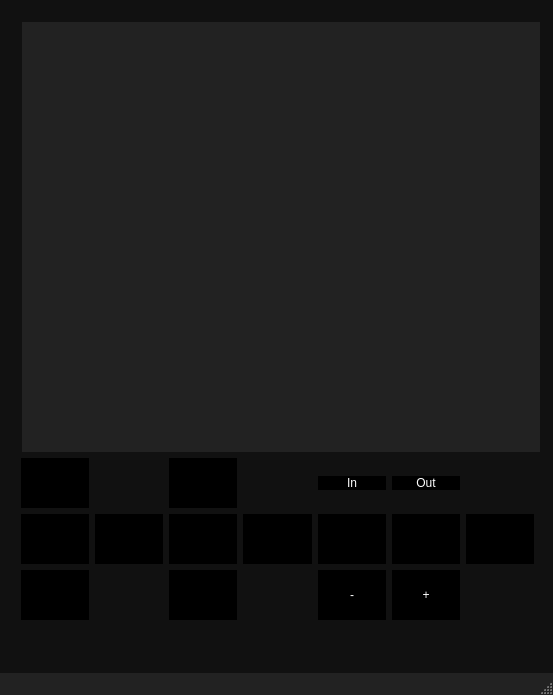
Before: the Qt Designer form mainwindow.ui in klangobjekte/CameraRemote, drawn with Qt 5.
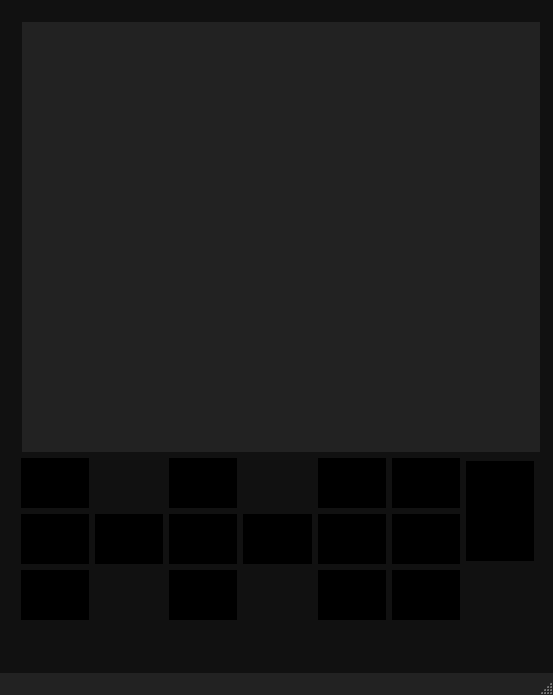
After: the same form once the commit is applied. Icons and pictures are not drawn.

The edit to the form file:
```diff
--- a/mainwindow.ui
+++ b/mainwindow.ui
@@ -1131,46 +1131,6 @@
        </property>
       </widget>
      </item>
-     <item row="2" column="6">
-      <widget class="QPushButton" name="takePicturePushButton">
-       <property name="sizePolicy">
-        <sizepolicy hsizetype="Expanding" vsizetype="Maximum">
-         <horstretch>0</horstretch>
-         <verstretch>0</verstretch>
-        </sizepolicy>
-       </property>
-       <property name="minimumSize">
-        <size>
-         <width>0</width>
-         <height>50</height>
-        </size>
-       </property>
-       <property name="maximumSize">
-        <size>
-         <width>16777215</width>
-         <height>100</height>
-        </size>
-       </property>
-       <property name="font">
-        <font>
-         <family>Lucida Grande,Lucida,Verdana,sans-serif</family>
-         <kerning>false</kerning>
-        </font>
-       </property>
-       <property name="styleSheet">
-        <string notr="true">default.qss</string>
-       </property>
-       <property name="text">
-        <string/>
-       </property>
-       <property name="iconSize">
-        <size>
-         <width>52</width>
-         <height>22</height>
-        </size>
-       </property>
-      </widget>
-     </item>
      <item row="3" column="5">
       <widget class="QPushButton" name="nextPushButton">
        <property name="sizePolicy">
@@ -1192,7 +1152,7 @@
         </size>
        </property>
        <property name="text">
-        <string>+</string>
+        <string/>
        </property>
       </widget>
      </item>
@@ -1217,7 +1177,7 @@
         </size>
        </property>
        <property name="text">
-        <string>-</string>
+        <string/>
        </property>
       </widget>
      </item>
@@ -1283,17 +1243,81 @@
        </property>
       </widget>
      </item>
-     <item row="1" column="4">
-      <widget class="QPushButton" name="manualFocusInPushButton">
+     <item row="1" column="6" rowspan="2">
+      <widget class="QPushButton" name="takePicturePushButton">
+       <property name="sizePolicy">
+        <sizepolicy hsizetype="Expanding" vsizetype="Maximum">
+         <horstretch>0</horstretch>
+         <verstretch>0</verstretch>
+        </sizepolicy>
+       </property>
+       <property name="minimumSize">
+        <size>
+         <width>0</width>
+         <height>50</height>
+        </size>
+       </property>
+       <property name="maximumSize">
+        <size>
+         <width>16777215</width>
+         <height>100</height>
+        </size>
+       </property>
+       <property name="font">
+        <font>
+         <family>Lucida Grande,Lucida,Verdana,sans-serif</family>
+         <kerning>false</kerning>
+        </font>
+       </property>
+       <property name="styleSheet">
+        <string notr="true">default.qss</string>
+       </property>
        <property name="text">
-        <string>In</string>
+        <string/>
+       </property>
+       <property name="iconSize">
+        <size>
+         <width>52</width>
+         <height>22</height>
+        </size>
        </property>
       </widget>
      </item>
      <item row="1" column="5">
+      <widget class="QPushButton" name="manualFocusInPushButton">
+       <property name="sizePolicy">
+        <sizepolicy hsizetype="Expanding" vsizetype="Maximum">
+         <horstretch>0</horstretch>
+         <verstretch>0</verstretch>
+        </sizepolicy>
+       </property>
+       <property name="minimumSize">
+        <size>
+         <width>0</width>
+         <height>50</height>
+        </size>
+       </property>
+       <property name="text">
+        <string/>
+       </property>
+      </widget>
+     </item>
+     <item row="1" column="4">
       <widget class="QPushButton" name="manualFocusOutPushButton">
+       <property name="sizePolicy">
+        <sizepolicy hsizetype="Expanding" vsizetype="Maximum">
+         <horstretch>0</horstretch>
+         <verstretch>0</verstretch>
+        </sizepolicy>
+       </property>
+       <property name="minimumSize">
+        <size>
+         <width>0</width>
+         <height>50</height>
+        </size>
+       </property>
        <property name="text">
-        <string>Out</string>
+        <string/>
        </property>
       </widget>
      </item>
```
Left out of the diff: 21 changed lines with no effect on the pictures.
